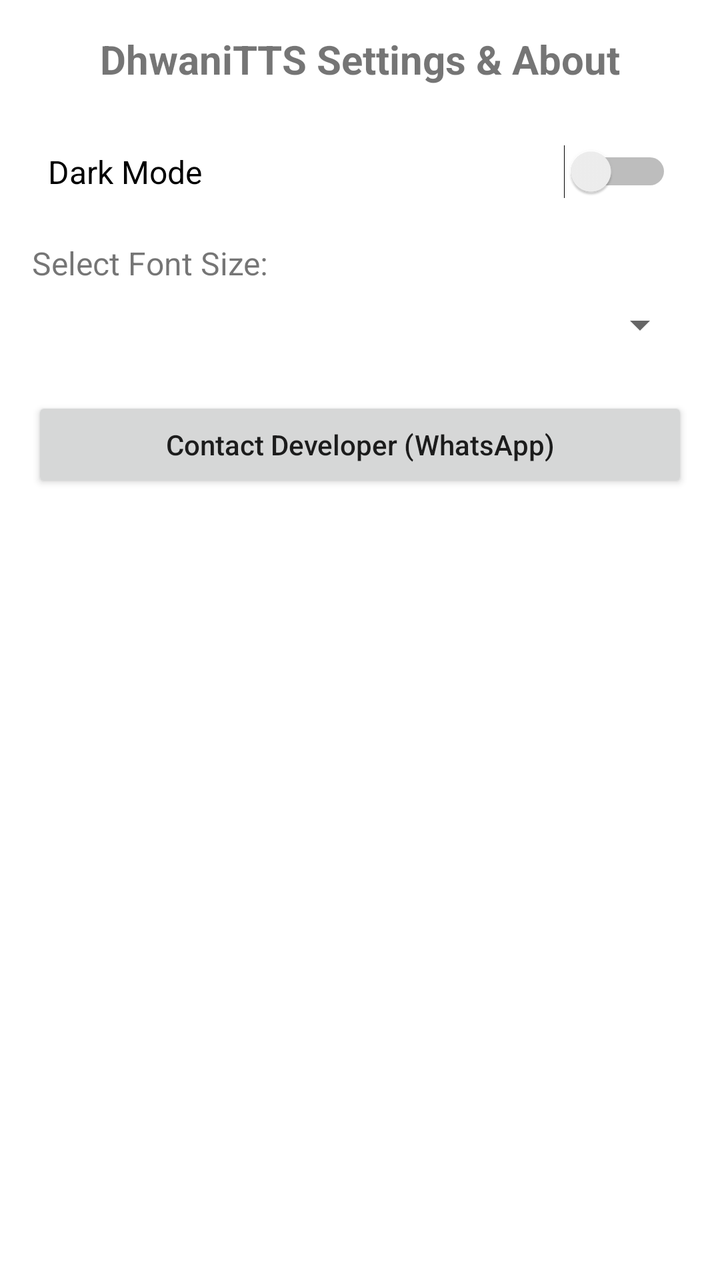
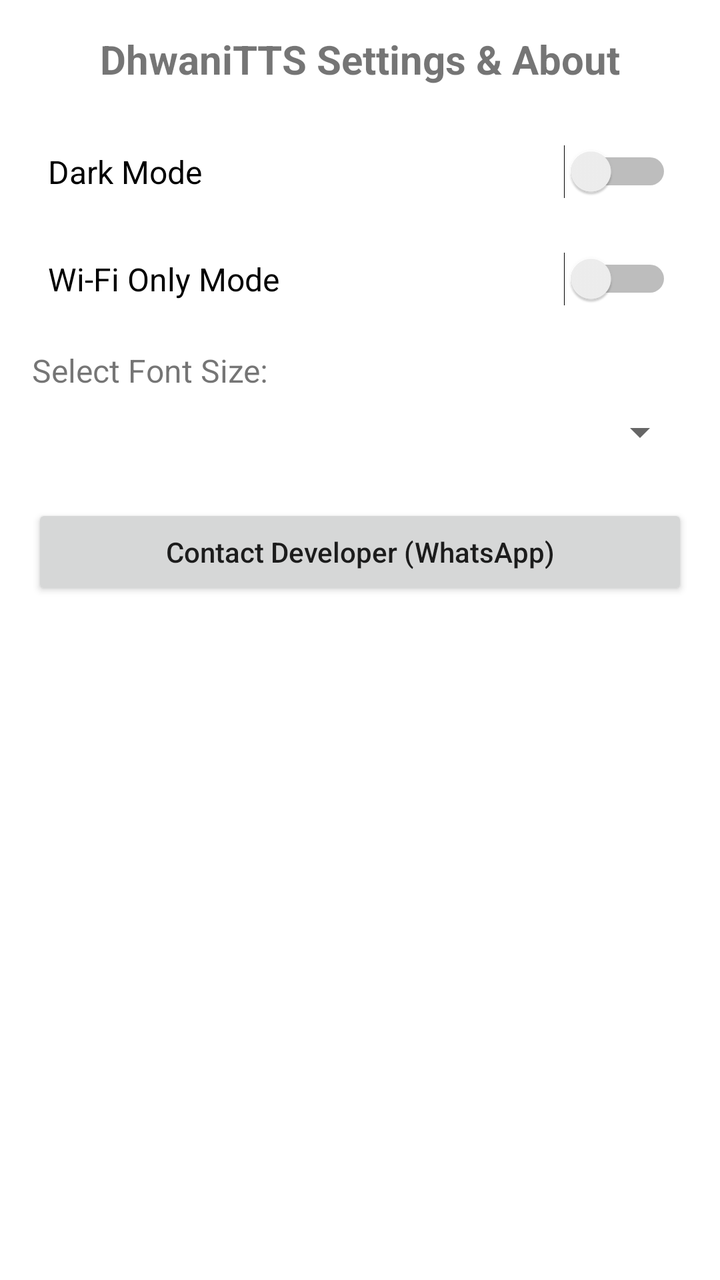

Two renders of the same Android screen: before a commit and after it. Below are the layout's source before the change and the commit's diff.
<!-- AndroidManifest.xml: application theme Theme.DhwaniTTS -->
<!-- res/layout/activity_settings.xml -->
<?xml version="1.0" encoding="utf-8"?>
<LinearLayout xmlns:android="http://schemas.android.com/apk/res/android"
    android:layout_width="match_parent"
    android:layout_height="match_parent"
    android:orientation="vertical"
    android:padding="16dp"
    android:gravity="center_horizontal">

    <TextView
        android:layout_width="wrap_content"
        android:layout_height="wrap_content"
        android:text="DhwaniTTS Settings &amp; About"
        android:textSize="20sp"
        android:textStyle="bold"
        android:layout_marginBottom="24dp" />

    
    <Switch
        android:id="@+id/switch_dark_mode"
        android:layout_width="match_parent"
        android:layout_height="wrap_content"
        android:text="Dark Mode"
        android:textSize="16sp"
        android:layout_marginBottom="16dp"
        android:padding="8dp" />

    
    <TextView
        android:layout_width="match_parent"
        android:layout_height="wrap_content"
        android:text="Select Font Size:"
        android:textSize="16sp"
        android:layout_marginBottom="8dp" />

    <Spinner
        android:id="@+id/spinner_font_size"
        android:layout_width="match_parent"
        android:layout_height="wrap_content"
        android:layout_marginBottom="24dp"
        android:padding="8dp" />

    
    <Button
        android:id="@+id/btn_contact_developer"
        android:layout_width="match_parent"
        android:layout_height="wrap_content"
        android:text="Contact Developer (WhatsApp)"
        android:textAllCaps="false"
        android:padding="12dp" />

</LinearLayout>
<!-- resources referenced by this layout -->
<resources>
  <style name="Theme.DhwaniTTS" parent="Theme.MaterialComponents.DayNight.DarkActionBar">
          
      </style>
</resources>

<!-- the commit's change to res/layout/activity_settings.xml (unified diff, before → after) -->
@@ -20,6 +20,16 @@
         android:layout_width="match_parent"
         android:layout_height="wrap_content"
         android:text="Dark Mode"
+        android:textSize="16sp"
+        android:layout_marginBottom="16dp"
+        android:padding="8dp" />
+
+    
+    <Switch
+        android:id="@+id/switch_wifi_only"
+        android:layout_width="match_parent"
+        android:layout_height="wrap_content"
+        android:text="Wi-Fi Only Mode"
         android:textSize="16sp"
         android:layout_marginBottom="16dp"
         android:padding="8dp" />
